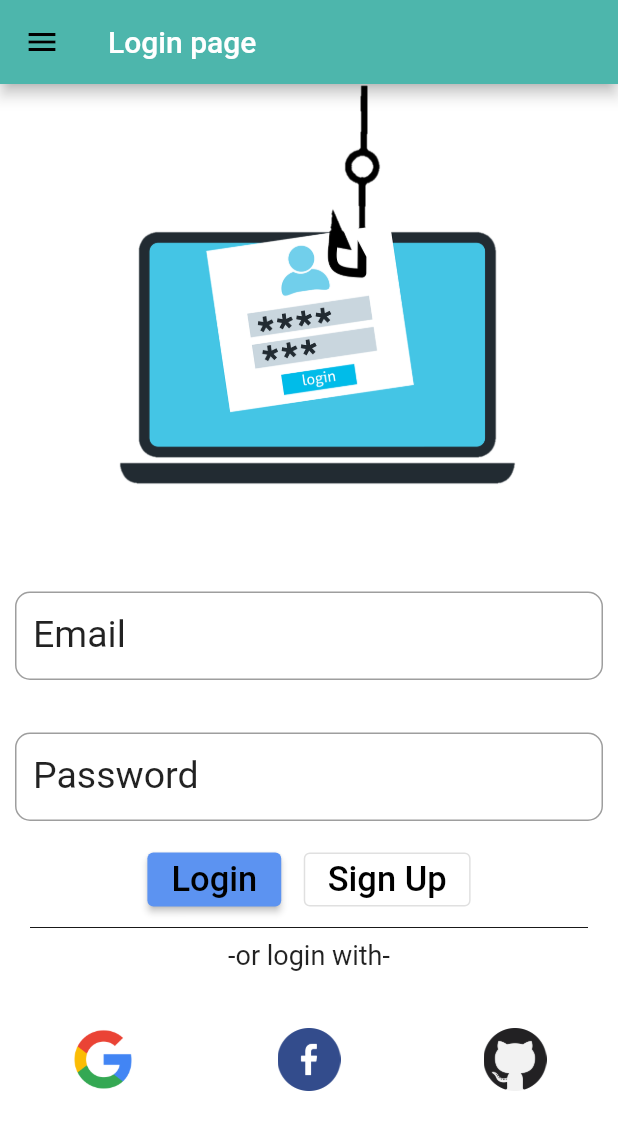
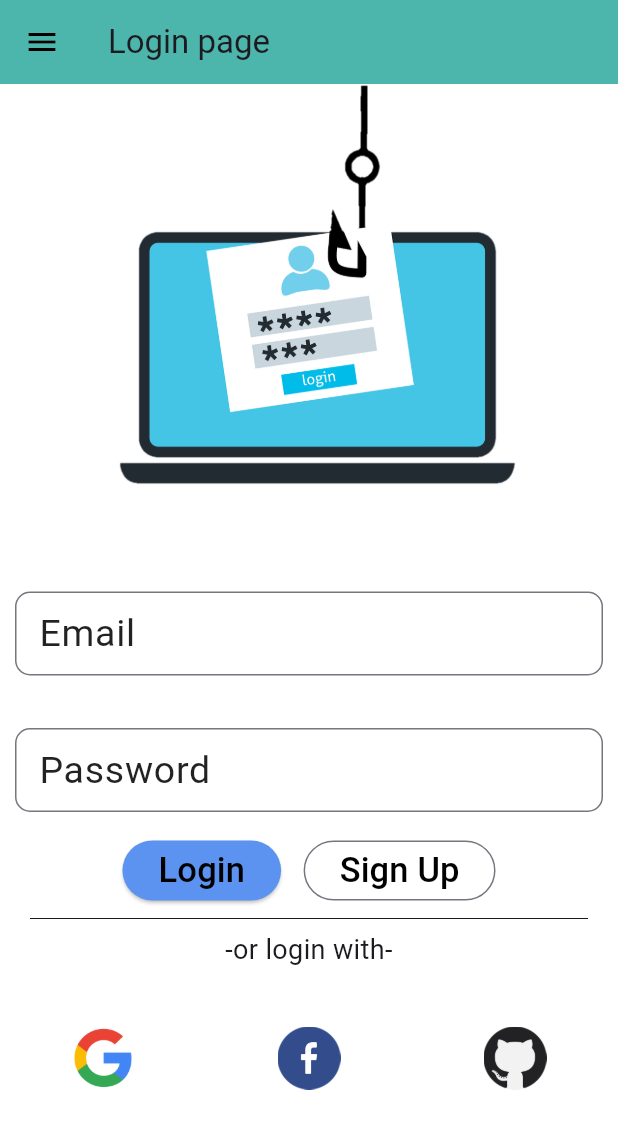
Before and after one commit to harsh082ip/Todo_App, a Flutter app: the screen it shows after launch, on a phone screen of 412 x 824 dp. Shown: the top 1130 px of the screen. Run offline on Flutter 3.47's test engine with Material 2 defaults, Android fonts, the phone set to English and light mode, and no system bars; our stand-ins replace appwrite, shared_preferences; network calls fail.

```diff
--- a/lib/main.dart
+++ b/lib/main.dart
@@ -30,6 +30,7 @@ class TodoApp extends StatelessWidget {
         debugShowCheckedModeBanner: false,
         // home: LoginPage(),
         theme: ThemeData(
+          useMaterial3: true,
           appBarTheme: const AppBarTheme(
             iconTheme: IconThemeData(
               color: Colors.black,
--- a/lib/screens/home.dart
+++ b/lib/screens/home.dart
@@ -19,6 +19,7 @@ class _HomePageState extends State<HomePage> {
     TodoProvider todoProvider =
         Provider.of<TodoProvider>(context, listen: false);
     return MaterialApp(
+      theme: ThemeData.light(useMaterial3: true),
       debugShowCheckedModeBanner: false,
       home: Scaffold(
         appBar: AppBar(
```
Also changed, not shown: 1 other file.
